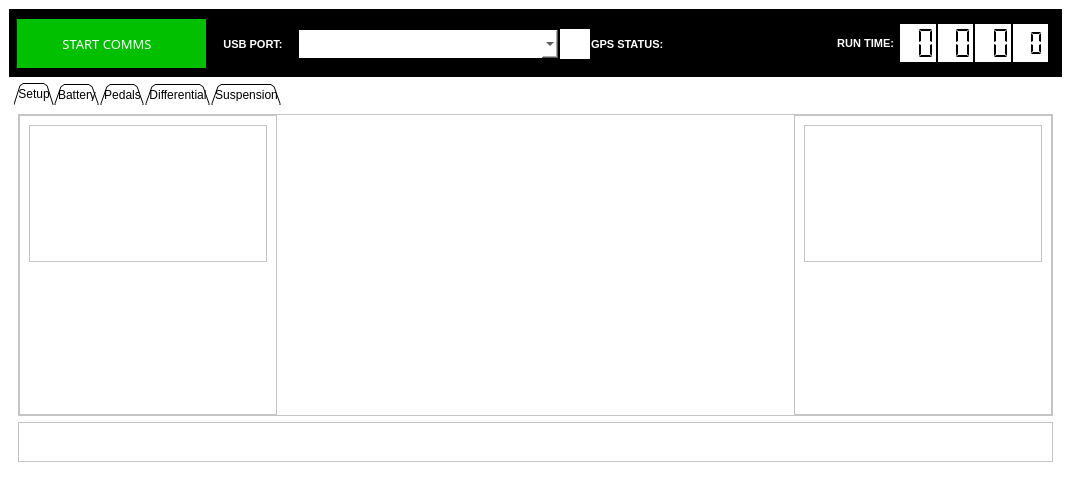
The window that mainwindow.ui (niallbeggan/TelemetrySystem) describes before a commit, drawn with Qt 5.
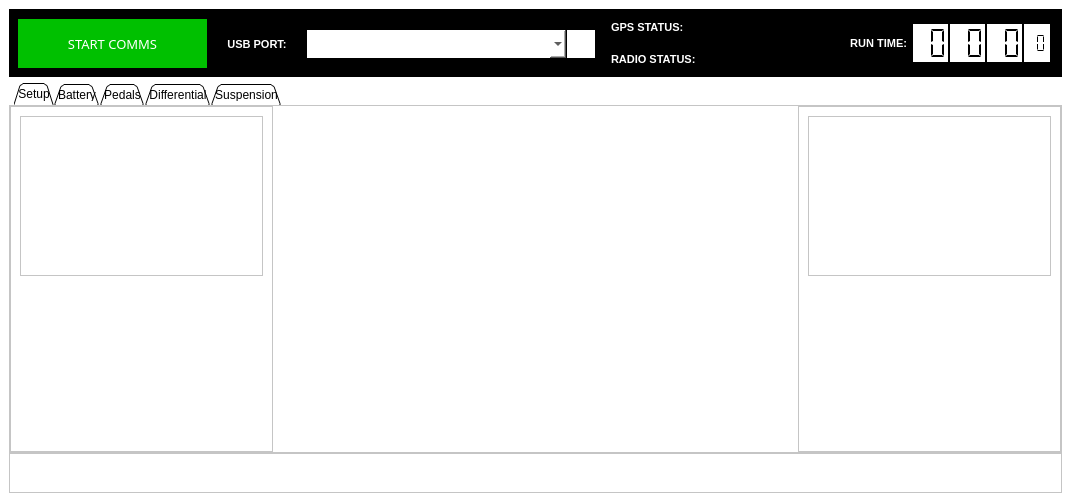
The same window after the commit. Custom widgets are drawn as their Qt base class.

Commit message: cleaned code added radio status to menu bar

Patch:
```diff
--- a/mainwindow.ui
+++ b/mainwindow.ui
@@ -11,7 +11,7 @@
    </rect>
   </property>
   <property name="sizePolicy">
-   <sizepolicy hsizetype="Expanding" vsizetype="Expanding">
+   <sizepolicy hsizetype="Minimum" vsizetype="Minimum">
     <horstretch>0</horstretch>
     <verstretch>0</verstretch>
    </sizepolicy>
@@ -67,9 +67,6 @@
        <property name="spacing">
         <number>0</number>
        </property>
-       <property name="sizeConstraint">
-        <enum>QLayout::SetDefaultConstraint</enum>
-       </property>
        <property name="leftMargin">
         <number>0</number>
        </property>
@@ -77,7 +74,7 @@
         <number>0</number>
        </property>
        <property name="rightMargin">
-        <number>7</number>
+        <number>0</number>
        </property>
        <property name="bottomMargin">
         <number>0</number>
@@ -85,7 +82,7 @@
        <item>
         <widget class="QFrame" name="frame_3">
          <property name="sizePolicy">
-          <sizepolicy hsizetype="Preferred" vsizetype="Preferred">
+          <sizepolicy hsizetype="Fixed" vsizetype="Fixed">
            <horstretch>0</horstretch>
            <verstretch>0</verstretch>
           </sizepolicy>
@@ -111,24 +108,15 @@
          <property name="frameShadow">
           <enum>QFrame::Raised</enum>
          </property>
-         <layout class="QHBoxLayout" name="horizontalLayout_3">
-          <property name="spacing">
-           <number>0</number>
+         <widget class="QFrame" name="startStopButtonsFrame">
+          <property name="geometry">
+           <rect>
+            <x>7</x>
+            <y>8</y>
+            <width>191</width>
+            <height>51</height>
+           </rect>
           </property>
-          <property name="leftMargin">
-           <number>6</number>
-          </property>
-          <property name="topMargin">
-           <number>0</number>
-          </property>
-          <property name="rightMargin">
-           <number>0</number>
-          </property>
-          <property name="bottomMargin">
-           <number>0</number>
-          </property>
-          <item>
-           <widget class="QFrame" name="frame">
             <property name="sizePolicy">
              <sizepolicy hsizetype="Fixed" vsizetype="Fixed">
               <horstretch>0</horstretch>
@@ -192,9 +180,9 @@
             <widget class="QPushButton" name="startComms">
              <property name="geometry">
               <rect>
-               <x>-10</x>
+             <x>0</x>
                <y>0</y>
-               <width>200</width>
+             <width>191</width>
                <height>51</height>
               </rect>
              </property>
@@ -238,9 +226,15 @@
              </property>
             </widget>
            </widget>
-          </item>
-          <item>
-           <widget class="QLabel" name="batteryTabStateOfChargeLabel_3">
+         <widget class="QLabel" name="USBPortLabel">
+          <property name="geometry">
+           <rect>
+            <x>202</x>
+            <y>9</y>
+            <width>90</width>
+            <height>51</height>
+           </rect>
+          </property>
             <property name="sizePolicy">
              <sizepolicy hsizetype="Preferred" vsizetype="Preferred">
               <horstretch>0</horstretch>
@@ -279,9 +273,15 @@
              <number>0</number>
             </property>
            </widget>
-          </item>
-          <item>
            <widget class="QComboBox" name="comboBoxSerialPorts">
+          <property name="geometry">
+           <rect>
+            <x>296</x>
+            <y>19</y>
+            <width>261</width>
+            <height>30</height>
+           </rect>
+          </property>
             <property name="sizePolicy">
              <sizepolicy hsizetype="Fixed" vsizetype="Fixed">
               <horstretch>0</horstretch>
@@ -311,9 +311,15 @@
              <bool>true</bool>
             </property>
            </widget>
-          </item>
-          <item>
            <widget class="QPushButton" name="refreshPorts">
+          <property name="geometry">
+           <rect>
+            <x>556</x>
+            <y>19</y>
+            <width>30</width>
+            <height>30</height>
+           </rect>
+          </property>
             <property name="sizePolicy">
              <sizepolicy hsizetype="Preferred" vsizetype="Preferred">
               <horstretch>0</horstretch>
@@ -322,14 +328,14 @@
             </property>
             <property name="minimumSize">
              <size>
-              <width>32</width>
-              <height>32</height>
+            <width>30</width>
+            <height>30</height>
              </size>
             </property>
             <property name="maximumSize">
              <size>
-              <width>32</width>
-              <height>32</height>
+            <width>30</width>
+            <height>30</height>
              </size>
             </property>
             <property name="focusPolicy">
@@ -344,7 +350,32 @@
              <string/>
             </property>
            </widget>
-          </item>
+        </widget>
+       </item>
+       <item>
+        <widget class="QFrame" name="frame">
+         <property name="frameShape">
+          <enum>QFrame::StyledPanel</enum>
+         </property>
+         <property name="frameShadow">
+          <enum>QFrame::Raised</enum>
+         </property>
+         <layout class="QVBoxLayout" name="verticalLayout_13">
+          <property name="spacing">
+           <number>0</number>
+          </property>
+          <property name="leftMargin">
+           <number>0</number>
+          </property>
+          <property name="topMargin">
+           <number>0</number>
+          </property>
+          <property name="rightMargin">
+           <number>0</number>
+          </property>
+          <property name="bottomMargin">
+           <number>0</number>
+          </property>
           <item>
            <widget class="QLabel" name="gpsStatusLabel">
             <property name="sizePolicy">
@@ -355,7 +386,7 @@
             </property>
             <property name="minimumSize">
              <size>
-              <width>120</width>
+              <width>0</width>
               <height>0</height>
              </size>
             </property>
@@ -386,6 +417,47 @@
             </property>
            </widget>
           </item>
+          <item>
+           <widget class="QLabel" name="radioStatusLabel">
+            <property name="sizePolicy">
+             <sizepolicy hsizetype="Preferred" vsizetype="Preferred">
+              <horstretch>0</horstretch>
+              <verstretch>0</verstretch>
+             </sizepolicy>
+            </property>
+            <property name="minimumSize">
+             <size>
+              <width>0</width>
+              <height>0</height>
+             </size>
+            </property>
+            <property name="maximumSize">
+             <size>
+              <width>16777215</width>
+              <height>16777215</height>
+             </size>
+            </property>
+            <property name="font">
+             <font>
+              <pointsize>8</pointsize>
+              <weight>75</weight>
+              <bold>true</bold>
+             </font>
+            </property>
+            <property name="styleSheet">
+             <string notr="true"/>
+            </property>
+            <property name="text">
+             <string>RADIO STATUS:</string>
+            </property>
+            <property name="alignment">
+             <set>Qt::AlignLeading|Qt::AlignLeft|Qt::AlignVCenter</set>
+            </property>
+            <property name="margin">
+             <number>10</number>
+            </property>
+           </widget>
+          </item>
          </layout>
         </widget>
        </item>
@@ -434,7 +506,7 @@
            <number>3</number>
           </property>
           <property name="rightMargin">
-           <number>3</number>
+           <number>8</number>
           </property>
           <property name="bottomMargin">
            <number>3</number>
@@ -706,6 +778,21 @@
         <string>Setup</string>
        </attribute>
        <layout class="QVBoxLayout" name="verticalLayout">
+        <property name="spacing">
+         <number>0</number>
+        </property>
+        <property name="leftMargin">
+         <number>0</number>
+        </property>
+        <property name="topMargin">
+         <number>0</number>
+        </property>
+        <property name="rightMargin">
+         <number>0</number>
+        </property>
+        <property name="bottomMargin">
+         <number>0</number>
+        </property>
         <item>
          <widget class="QFrame" name="frame_4">
           <property name="frameShape">
@@ -740,7 +827,13 @@
              </property>
              <layout class="QVBoxLayout" name="verticalLayout_9">
               <item>
-               <widget class="QFrame" name="frame_8">
+               <widget class="QFrame" name="emptyFrame1">
+                <property name="minimumSize">
+                 <size>
+                  <width>60</width>
+                  <height>60</height>
+                 </size>
+                </property>
                 <property name="frameShape">
                  <enum>QFrame::StyledPanel</enum>
                 </property>
@@ -2323,7 +2416,6 @@
     </item>
    </layout>
   </widget>
-  <widget class="QStatusBar" name="statusbar"/>
  </widget>
  <customwidgets>
   <customwidget>
```
Left out of the diff: 92 changed lines with no effect on the pictures. Lines whose indentation alone changed are shown as unchanged. The commit also changes 10 other files.
